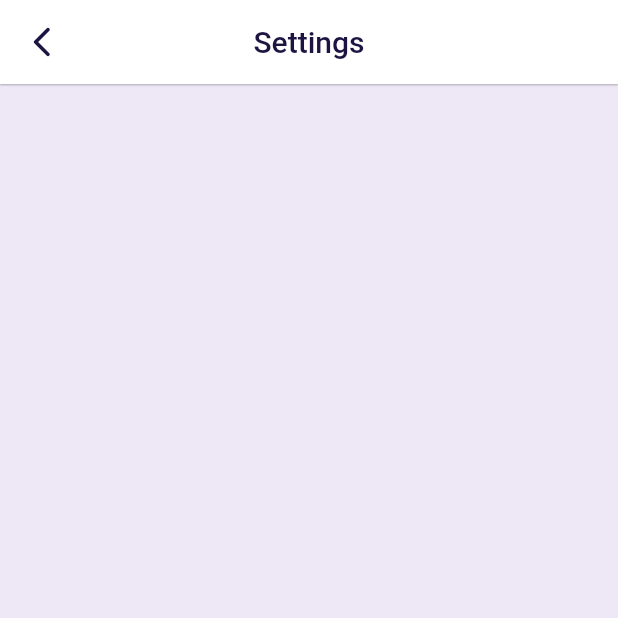
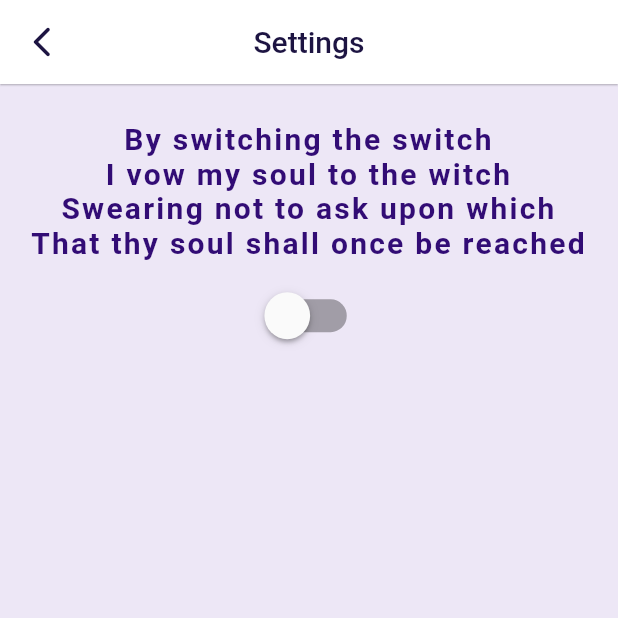
Before and after one commit to CrumblingCastle/DreamCatcher_Flutter, a Flutter app: the Settings screen opened directly, on a phone screen of 412 x 824 dp, the top half of it. Run offline on Flutter 3.47's test engine with Material 2 defaults, Android fonts, the phone set to English and light mode, and no system bars; our stand-ins replace after_layout, image_picker, scrollable_positioned_list, signature, syncfusion_flutter_charts; missing offline and left inert: flutter_alarm_clock; Roboto replaces fonts that are missing (Ave).

Commit message:
'settings'

```diff
--- a/lib/main.dart
+++ b/lib/main.dart
@@ -1,5 +1,5 @@
+import 'dart:async';
 import 'dart:io';
-
 import 'package:flutter/material.dart';
 import 'package:flutter_application_1/draw_page.dart';
 import 'dream.dart';
@@ -531,15 +531,16 @@ class _AddDreamState extends State<AddDream> {
   }
 
   dynamic newImage;
+  dynamic anime;
 
-  void updateInformation(Image information) {
+  void updateInformation(dynamic information) {
     setState(() {
-      newImage = information;
+      anime = information;
     });
   }
 
   void moveToDrawPage() async {
-    final drawing = await Navigator.push(
+    dynamic drawing = await Navigator.push(
       context,
       CupertinoPageRoute(
           fullscreenDialog: true, builder: (context) => const DrawPage()),
@@ -745,7 +746,11 @@ class _AddDreamState extends State<AddDream> {
                     dreamy.date = selectedDate;
                     dreamy.place = ['$_places'];
                     dreamy.theme = ['$_themes'];
-                    dreamy.dreamImage = newImage;
+                    if (newImage != null) {
+                      dreamy.dreamImage = newImage;
+                    } else if (anime != null) {
+                      dreamy.dreamImage = Image.memory(anime);
+                    }
                   });
                   // Navigator.of(context).pop(
                   //     MaterialPageRoute(
@@ -830,7 +835,7 @@ class _AddDreamState extends State<AddDream> {
                           icon: const Icon(Icons.image_outlined),
                         ),
                         IconButton(
-                          onPressed: () {
+                          onPressed: () async {
                             moveToDrawPage();
                           },
                           icon: const Icon(Icons.create_outlined),
--- a/lib/stat_info_reminder_settings.dart
+++ b/lib/stat_info_reminder_settings.dart
@@ -484,6 +484,9 @@ class Settings extends StatefulWidget {
 }
 
 class _SettingsState extends State<Settings> {
+  bool soulAbsorbed = false;
+  int desperateCounter = -1;
+
   @override
   Widget build(BuildContext context) {
     return Scaffold(
@@ -500,6 +503,135 @@ class _SettingsState extends State<Settings> {
           onPressed: () => Navigator.of(context).pop(),
         ),
       ),
+      body: Center(
+        child: Column(
+          mainAxisAlignment: MainAxisAlignment.start,
+          children: [
+            const SizedBox(height: 25.0),
+            const Text(
+              'By switching the switch\nI vow my soul to the witch\nSwearing not to ask upon which\nThat thy soul shall once be reached',
+              textAlign: TextAlign.center,
+              style: TextStyle(
+                  fontFamily: 'Ave',
+                  letterSpacing: 1.5,
+                  color: Color.fromARGB(255, 50, 12, 117),
+                  fontSize: 20.0,
+                  fontWeight: FontWeight.bold),
+            ),
+            SizedBox(
+              height: 75,
+              width: 90,
+              child: FittedBox(
+                fit: BoxFit.fill,
+                child: Switch(
+                  value: soulAbsorbed,
+                  onChanged: (bool newSwitch) {
+                    setState(() {
+                      soulAbsorbed = desperateCounter > 24
+                          ? () {
+                              desperateCounter++;
+                              return false;
+                            }()
+                          : () {
+                              desperateCounter++;
+                              return true;
+                            }();
+                    });
+                  },
+                ),
+              ),
+            ),
+            Text(
+              desperateCounter < 0
+                  ? ''
+                  : desperateCounter < 26
+                      ? 'S O U L\nH A R V E S T E D'
+                      : 'S O U L\ndeemed useless and returned lol',
+              textAlign: TextAlign.center,
+              style: const TextStyle(
+                  fontFamily: 'Shadow',
+                  color: Color.fromARGB(255, 50, 12, 117),
+                  fontSize: 20.0,
+                  fontWeight: FontWeight.w900),
+            ),
+            const SizedBox(height: 10),
+            Text(
+              desperateCounter < 1 || desperateCounter == 26
+                  ? ''
+                  : desperateCounter < 26
+                      ? 'Sorry dear, no coming back..\nyour soul has already been absorbed.'
+                      : 'Nope, not gonna take it back either.\nYou should seriously reevaluate your life choices.\n~Yeet~',
+              textAlign: TextAlign.center,
+              style: const TextStyle(
+                  // fontFamily: 'Shadow',
+                  color: Color.fromARGB(255, 50, 12, 117),
+                  fontSize: 15.0),
+            ),
+            const SizedBox(height: 10.0),
+            Text(
+              desperateCounter < 5
+                  ? ''
+                  : desperateCounter < 26
+                      ? 'hahaha it starts being funny.. $desperateCounter hopeless tries so far.\nI wonder how far your desparation can go :)'
+                      : desperateCounter < 100
+                          ? ''
+                          : '\nDude, you have tried it like $desperateCounter times.\nStop it.\nGet some help.\n',
+              textAlign: TextAlign.center,
+              style: const TextStyle(
+                  // fontFamily: 'Shadow',
+                  color: Color.fromARGB(255, 50, 12, 117),
+                  fontSize: 15.0),
+            ),
+            const SizedBox(height: 10.0),
+            Text(
+              desperateCounter < 10
+                  ? ''
+                  : desperateCounter < 26
+                      ? 'Still nope.\n'
+                      : desperateCounter < 142
+                          ? ''
+                          : 'AAAAAAAAAAAAAAAAAAAAAAAAAAAAAAAAAAAAAAAAAAAAAAAAAAAAAAAAAAAAAAAAAAAAAAAAAAAAAAAAAAAAAAAAAAAAAAAAAAAAAAAAAAAAAAAAAAAAAAAAAAAAAAAAAAAAAAAAAAAAAAAAAAAAAAAAAAAAAAAAAAAAAAAA',
+              textAlign: TextAlign.center,
+              style: const TextStyle(
+                  // fontFamily: 'Shadow',
+                  color: Color.fromARGB(255, 50, 12, 117),
+                  fontSize: 15.0),
+            ),
+            Text(
+              desperateCounter < 15 || desperateCounter > 25
+                  ? ''
+                  : 'Yeah whatever, get over it. Soul. Mine.\n',
+              textAlign: TextAlign.center,
+              style: const TextStyle(
+                  // fontFamily: 'Shadow',
+                  color: Color.fromARGB(255, 50, 12, 117),
+                  fontSize: 15.0),
+            ),
+            Text(
+              desperateCounter < 20 || desperateCounter > 25
+                  ? ''
+                  : 'Starting to get on my nerves here.. >:(\n',
+              textAlign: TextAlign.center,
+              style: const TextStyle(
+                // fontFamily: 'Shadow',
+                color: Color.fromARGB(255, 50, 12, 117),
+                fontSize: 15.0,
+              ),
+            ),
+            Text(
+              desperateCounter < 23 || desperateCounter > 25
+                  ? ''
+                  : 'Enough. I decided it is worthless anyway lol.\nFew more litlle peasant.',
+              textAlign: TextAlign.center,
+              style: const TextStyle(
+                // fontFamily: 'Shadow',
+                color: Color.fromARGB(255, 50, 12, 117),
+                fontSize: 15.0,
+              ),
+            ),
+          ],
+        ),
+      ),
     );
   }
 }
--- a/pubspec.yaml
+++ b/pubspec.yaml
@@ -85,6 +85,9 @@ flutter:
     - family: Lobster
       fonts:
         - asset: fonts/Lobster-Regular.ttf
+    - family: Ave
+      fonts:
+        - asset: fonts/Ave-Regular.ttf
 
   # For details regarding fonts from package dependencies,
   # see https://flutter.dev/custom-fonts/#from-packages
```
Also changed, not shown: fonts/Ave.ttf (added), fonts/Rye-Regular.ttf (added), fonts/ShadowsIntoLight-Regular.ttf (added).
